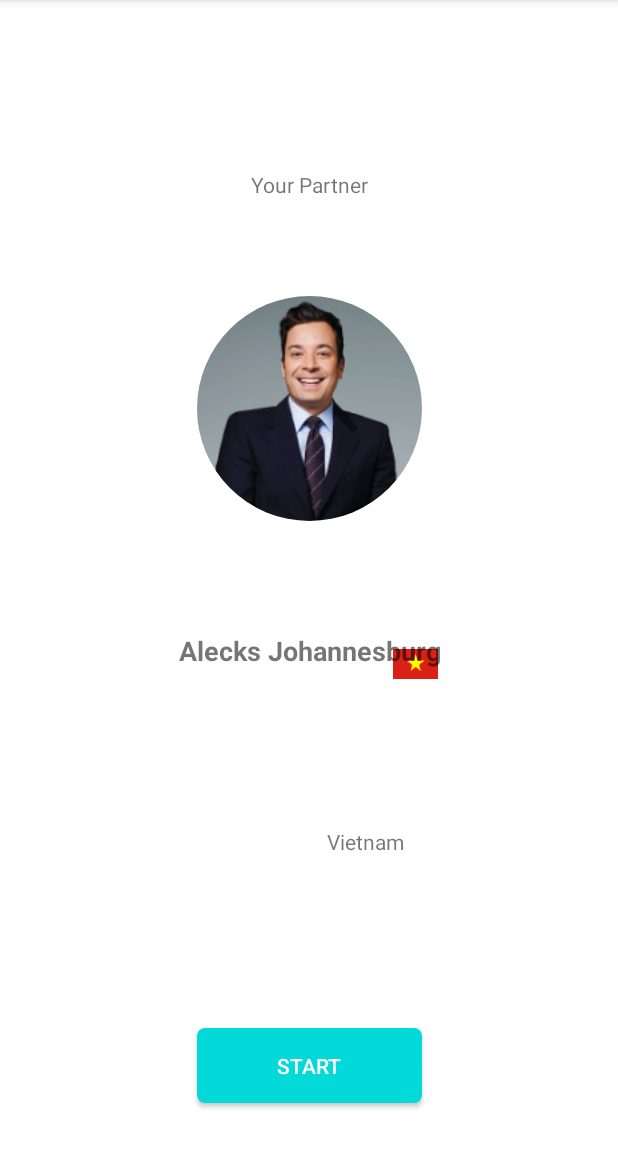
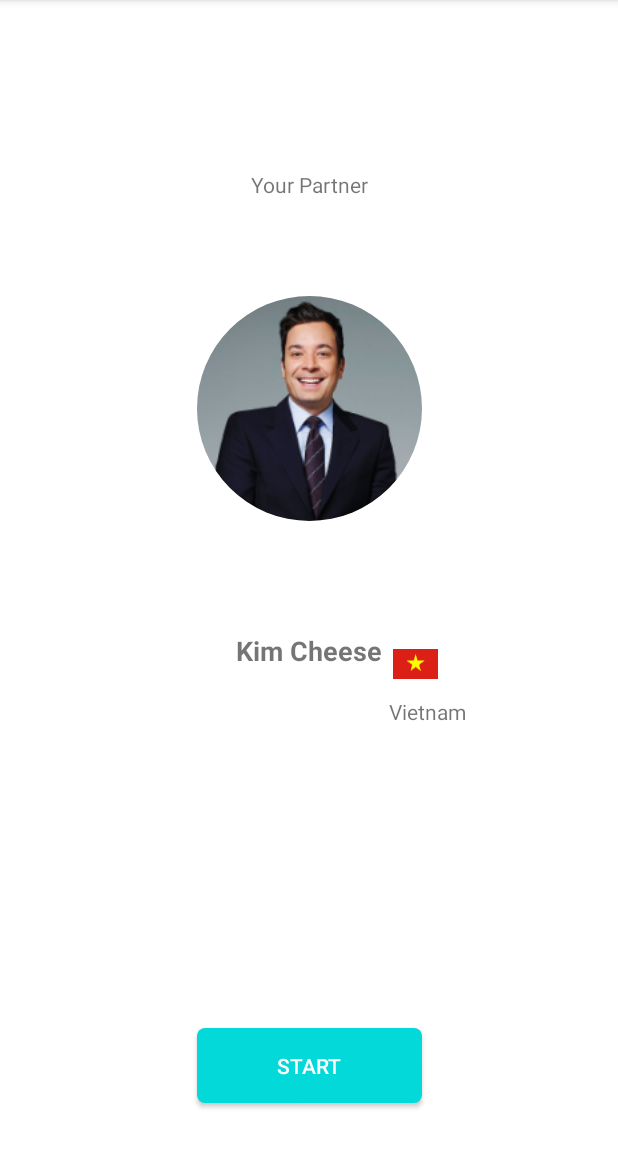
Before and after one commit to wespeakapp/WeSpeakAndroid, an Android app: the fragment PopupDialogFragment shown on its own in the app's theme, on a phone screen of 412 x 824 dp, the part 84-1236 px from its top. Run offline under Robolectric (Android 15) with nearby library versions, the phone set to English and light mode, and no system bars; pictures from the network do not load.

Commit message:
Fixing undynamically text length

```diff
--- a/app/src/main/res/layout/popup_fragment.xml
+++ b/app/src/main/res/layout/popup_fragment.xml
@@ -59,7 +59,7 @@
         android:layout_marginLeft="8dp"
         android:layout_marginRight="8dp"
         android:layout_marginTop="8dp"
-        android:text="Alecks Johannesburg"
+        android:text="Kim Cheese"
         android:textAlignment="center"
         android:textSize="18sp"
         android:textStyle="bold"
@@ -71,22 +71,19 @@
         android:id="@+id/textView5"/>
 
     <TextView
-        android:layout_width="wrap_content"
-        android:layout_height="wrap_content"
+        android:layout_width="56dp"
+        android:layout_height="24dp"
         android:text="Vietnam"
         android:textAlignment="textEnd"
         android:gravity="end"
         android:layout_marginTop="8dp"
         app:layout_constraintTop_toBottomOf="@+id/textView5"
-        android:layout_marginLeft="8dp"
-        app:layout_constraintLeft_toLeftOf="parent"
-        android:layout_marginRight="8dp"
-        app:layout_constraintRight_toRightOf="parent"
-        app:layout_constraintHorizontal_bias="0.655"
         android:id="@+id/textView6"
         android:layout_marginBottom="8dp"
         app:layout_constraintBottom_toTopOf="@+id/button3"
-        app:layout_constraintVertical_bias="0.478"/>
+        app:layout_constraintVertical_bias="0.055"
+        android:layout_marginRight="-56dp"
+        app:layout_constraintRight_toRightOf="@+id/textView5"/>
 
     <Button
         android:layout_width="150dp"
```
